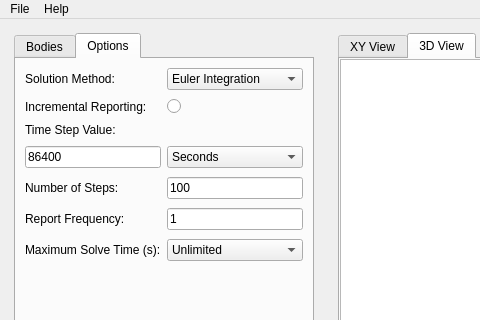
First picture: the form in lib/assets/gui/mainWindow.ui, repository jwfraustro/AST3211-jfraustro, before the edit; both pictures show x 0 to 480 and y 0 to 320 of the 1132 by 728 pixel window.
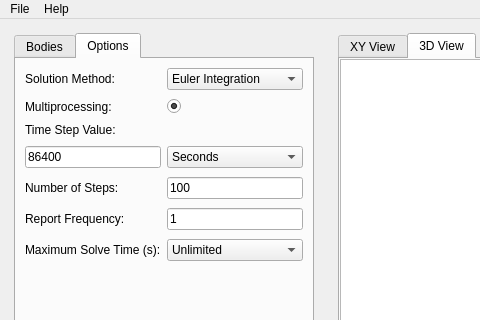
Second picture: the form after the edit. The open tabs and pages were chosen to show the change. Custom widgets are drawn as their Qt base class.

Diff of the .ui file:
```diff
--- a/lib/assets/gui/mainWindow.ui
+++ b/lib/assets/gui/mainWindow.ui
@@ -553,7 +553,7 @@
            <item row="1" column="0">
             <widget class="QLabel" name="lbl_inc_reporting">
              <property name="text">
-              <string>Incremental Reporting:</string>
+              <string>Multiprocessing:</string>
              </property>
             </widget>
            </item>
@@ -562,6 +562,9 @@
              <property name="text">
               <string/>
              </property>
+             <property name="checked">
+              <bool>true</bool>
+             </property>
             </widget>
            </item>
           </layout>
```
Left out of the diff: 16 changed lines with no effect on the pictures.
